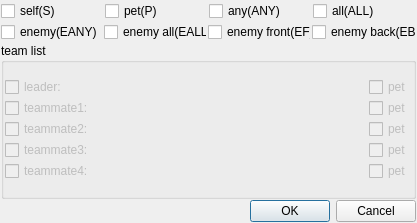
The window that SaSH/form/selecttargetform.ui (bestkakkoii/SaSH) describes before a commit, drawn with Qt 5.
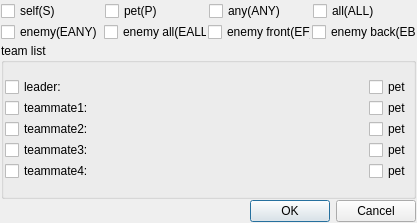
The same window after the commit.

Diff of the .ui file:
```diff
--- a/SaSH/form/selecttargetform.ui
+++ b/SaSH/form/selecttargetform.ui
@@ -150,7 +150,7 @@
             <item>
              <widget class="QCheckBox" name="checkBox_leader">
               <property name="enabled">
-               <bool>false</bool>
+               <bool>true</bool>
               </property>
               <property name="sizePolicy">
                <sizepolicy hsizetype="Expanding" vsizetype="Fixed">
@@ -166,7 +166,7 @@
             <item>
              <widget class="QCheckBox" name="checkBox_leader_pet">
               <property name="enabled">
-               <bool>false</bool>
+               <bool>true</bool>
               </property>
               <property name="text">
                <string>pet</string>
@@ -183,7 +183,7 @@
             <item>
              <widget class="QCheckBox" name="checkBox_teammate1">
               <property name="enabled">
-               <bool>false</bool>
+               <bool>true</bool>
               </property>
               <property name="sizePolicy">
                <sizepolicy hsizetype="Expanding" vsizetype="Fixed">
@@ -199,7 +199,7 @@
             <item>
              <widget class="QCheckBox" name="checkBox_teammate1_pet">
               <property name="enabled">
-               <bool>false</bool>
+               <bool>true</bool>
               </property>
               <property name="text">
                <string>pet</string>
@@ -216,7 +216,7 @@
             <item>
              <widget class="QCheckBox" name="checkBox_teammate2">
               <property name="enabled">
-               <bool>false</bool>
+               <bool>true</bool>
               </property>
               <property name="sizePolicy">
                <sizepolicy hsizetype="Expanding" vsizetype="Fixed">
@@ -232,7 +232,7 @@
             <item>
              <widget class="QCheckBox" name="checkBox_teammate2_pet">
               <property name="enabled">
-               <bool>false</bool>
+               <bool>true</bool>
               </property>
               <property name="text">
                <string>pet</string>
@@ -249,7 +249,7 @@
             <item>
              <widget class="QCheckBox" name="checkBox_teammate3">
               <property name="enabled">
-               <bool>false</bool>
+               <bool>true</bool>
               </property>
               <property name="sizePolicy">
                <sizepolicy hsizetype="Expanding" vsizetype="Fixed">
@@ -265,7 +265,7 @@
             <item>
              <widget class="QCheckBox" name="checkBox_teammate3_pet">
               <property name="enabled">
-               <bool>false</bool>
+               <bool>true</bool>
               </property>
               <property name="text">
                <string>pet</string>
@@ -282,7 +282,7 @@
             <item>
              <widget class="QCheckBox" name="checkBox_teammate4">
               <property name="enabled">
-               <bool>false</bool>
+               <bool>true</bool>
               </property>
               <property name="sizePolicy">
                <sizepolicy hsizetype="Expanding" vsizetype="Fixed">
@@ -298,7 +298,7 @@
             <item>
              <widget class="QCheckBox" name="checkBox_teammate4_pet">
               <property name="enabled">
-               <bool>false</bool>
+               <bool>true</bool>
               </property>
               <property name="text">
                <string>pet</string>
```
